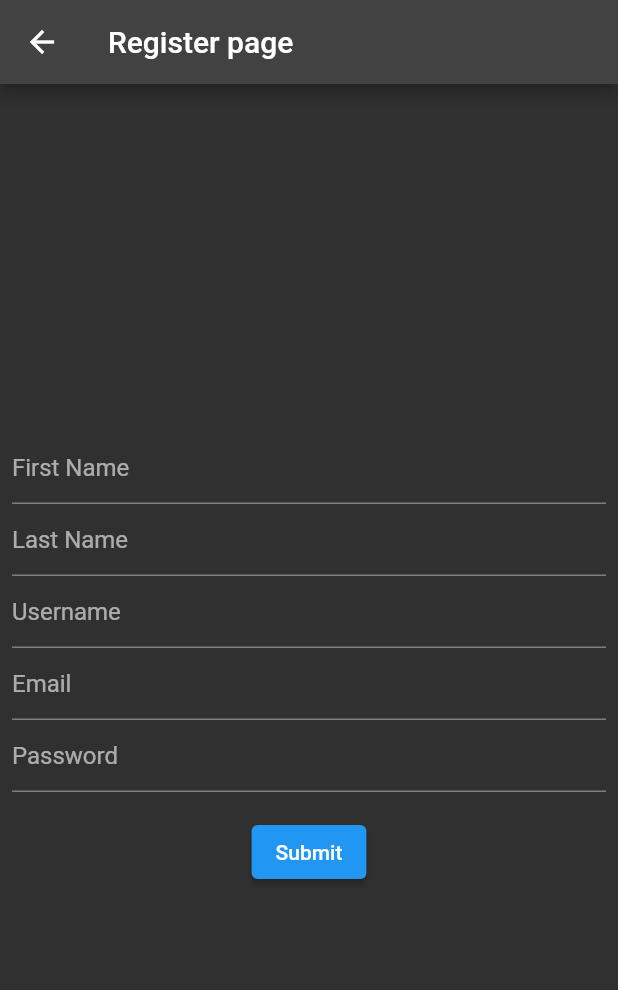
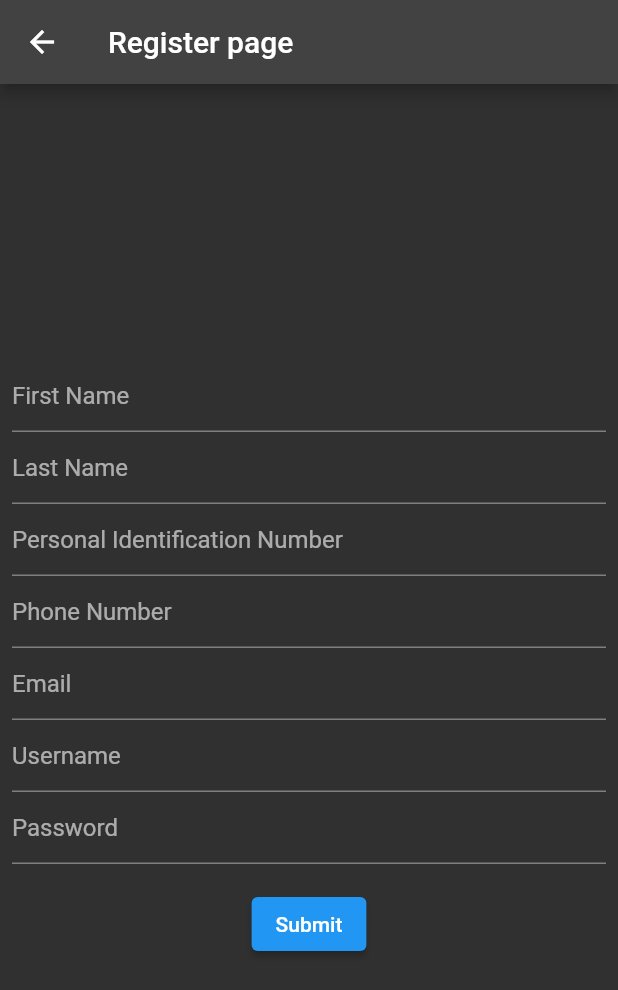
Before and after one commit to bogpie/online_banking_pini, a Flutter app: the RegisterPage screen opened by its route, on a phone screen of 412 x 824 dp. Shown: the top 990 px of the screen. Run offline on Flutter 3.47's test engine with Material 2 defaults, Android fonts, the light colour scheme and no system bars; our stand-ins replace firebase_auth, firebase_core, firebase_database; accounts and stored records are empty.

Commit message:
Add PIN and Phone Number to register page and add them into database

```diff
--- a/lib/pages/register_page.dart
+++ b/lib/pages/register_page.dart
@@ -17,6 +17,8 @@ class _RegisterPageState extends State<RegisterPage> {
   String email = '';
   String password = '';
   String repeatPassword = '';
+  String PIN = '';
+  String phoneNumber = '';
   final _auth = FirebaseAuth.instance;
 
   @override
@@ -47,9 +49,15 @@ class _RegisterPageState extends State<RegisterPage> {
                   },
                 ),
                 TextFormField(
-                  decoration: const InputDecoration(hintText: "Username"),
+                  decoration: const InputDecoration(hintText: "Personal Identification Number"),
                   onChanged: (value) {
-                    userName = value.trim();
+                    PIN = value.trim();
+                  },
+                ),
+                TextFormField(
+                  decoration: const InputDecoration(hintText: "Phone Number"),
+                  onChanged: (value) {
+                    phoneNumber = value.trim();
                   },
                 ),
                 TextFormField(
@@ -57,6 +65,12 @@ class _RegisterPageState extends State<RegisterPage> {
                   decoration: const InputDecoration(hintText: "Email"),
                   onChanged: (value) {
                     email = value.trim();
+                  },
+                ),
+                TextFormField(
+                  decoration: const InputDecoration(hintText: "Username"),
+                  onChanged: (value) {
+                    userName = value.trim();
                   },
                 ),
                 TextFormField(
@@ -101,6 +115,8 @@ class _RegisterPageState extends State<RegisterPage> {
                             "lastName": lastName,
                             // "username": user.displayName?.replaceAll(" ", "_"),
                             "username": userName,
+                            "phoneNumber": phoneNumber,
+                            "PIN": PIN,
                             "currencies": {
                               "EUR": 1000,
                               "RON": 2000,
```
